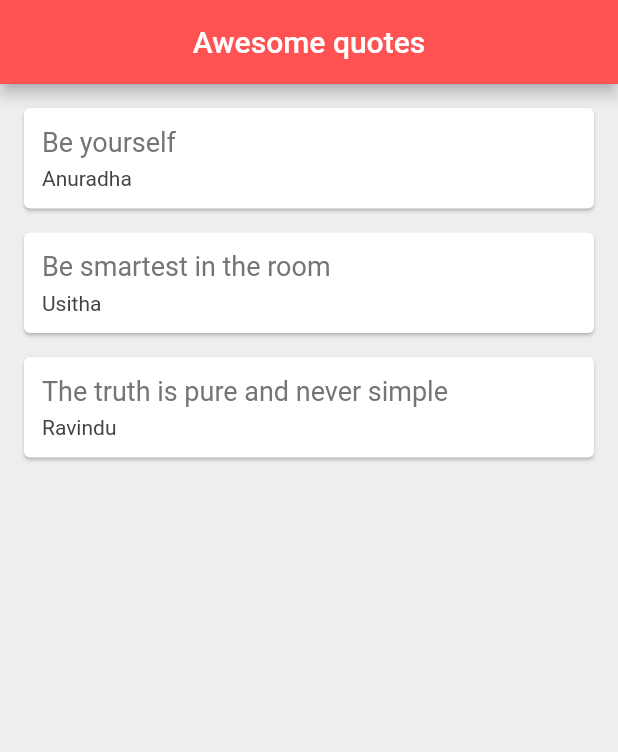
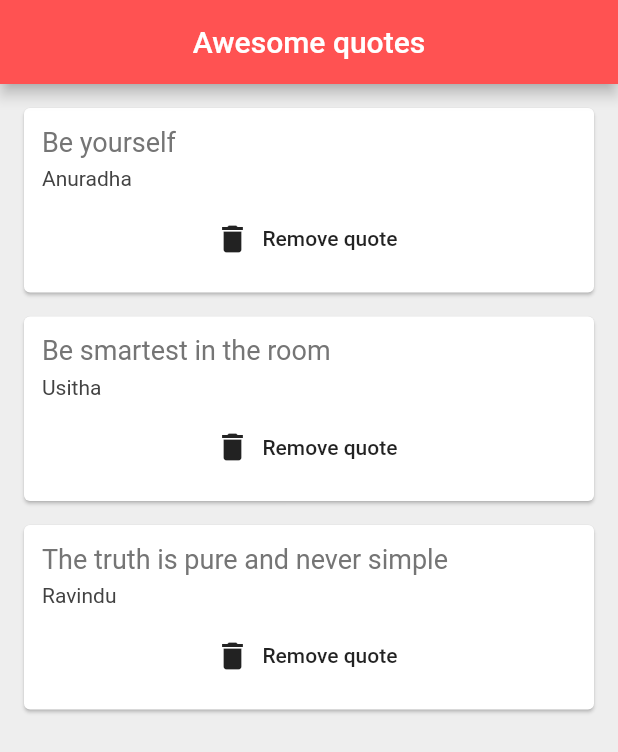
Before and after one commit to anuradha151/flut-ex, a Flutter app: the screen it shows after launch, on a phone screen of 412 x 824 dp. Shown: the top 752 px of the screen. Run offline on Flutter 3.47's test engine with Material 2 defaults, Android fonts, the phone set to English and light mode, and no system bars.

```diff
--- a/lib/Quote.dart
+++ b/lib/Quote.dart
@@ -1,4 +1,5 @@
 class Quote {
+
   String text;
   String author;
 
--- a/lib/main.dart
+++ b/lib/main.dart
@@ -4,8 +4,7 @@ import 'package:flutter/material.dart';
 import 'Quote.dart';
 import 'quote_card.dart';
 
-void main() =>
-    runApp(MaterialApp(
+void main() => runApp(MaterialApp(
       home: QuoteList(),
     ));
 
@@ -32,7 +31,14 @@ class _QuoteListState extends State<QuoteList> {
       ),
       body: Column(
         children: quotes
-            .map((quote) => QuoteCard(quote: quote))
+            .map((quote) => QuoteCard(
+                  quote: quote,
+                  delete: () {
+                    setState(() {
+                      quotes.remove(quote);
+                    });
+                  },
+                ))
             .toList(),
       ),
     );
--- a/lib/quote_card.dart
+++ b/lib/quote_card.dart
@@ -4,8 +4,9 @@ import 'Quote.dart';
 
 class QuoteCard extends StatelessWidget {
   final Quote quote;
+  final Function delete;
 
-  QuoteCard({this.quote});
+  QuoteCard({this.quote, this.delete});
 
   @override
   Widget build(BuildContext context) {
@@ -24,7 +25,12 @@ class QuoteCard extends StatelessWidget {
               Text(
                 quote.author,
                 style: TextStyle(fontSize: 14.0, color: Colors.grey[800]),
-              )
+              ),
+              SizedBox(height: 8.0),
+              FlatButton.icon(
+                  onPressed: delete,
+                  icon: Icon(Icons.delete),
+                  label: Text('Remove quote')),
             ]),
       ),
     );
```
